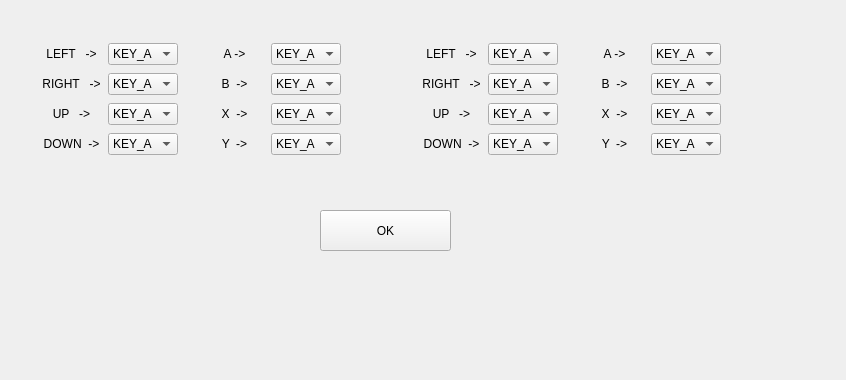
Before: the Qt Designer form JoystickToKeyboard/mainwindow.ui in Dajana9/JoystickToKeyboard, drawn with Qt 5.
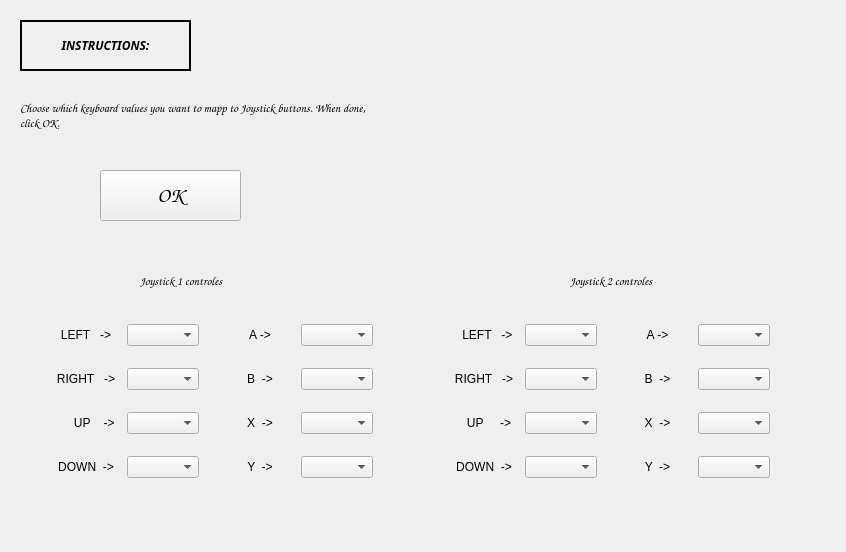
After: the same form once the commit is applied. Icons and pictures are not drawn.

Commit message: Fency part done :)

What changed in the file:
```diff
--- a/JoystickToKeyboard/mainwindow.ui
+++ b/JoystickToKeyboard/mainwindow.ui
@@ -7,9 +7,15 @@
     <x>0</x>
     <y>0</y>
     <width>846</width>
-    <height>380</height>
+    <height>552</height>
    </rect>
   </property>
+  <property name="sizePolicy">
+   <sizepolicy hsizetype="Preferred" vsizetype="Preferred">
+    <horstretch>0</horstretch>
+    <verstretch>0</verstretch>
+   </sizepolicy>
+  </property>
   <property name="windowTitle">
    <string>MainWindow</string>
   </property>
@@ -17,25 +23,151 @@
    <widget class="QPushButton" name="OkButton">
     <property name="geometry">
      <rect>
-      <x>320</x>
-      <y>210</y>
-      <width>131</width>
-      <height>41</height>
+      <x>100</x>
+      <y>170</y>
+      <width>141</width>
+      <height>51</height>
      </rect>
     </property>
+    <property name="font">
+     <font>
+      <family>Comic Sans MS</family>
+      <pointsize>16</pointsize>
+      <weight>75</weight>
+      <bold>true</bold>
+     </font>
+    </property>
     <property name="text">
      <string>OK</string>
     </property>
    </widget>
-   <widget class="QWidget" name="layoutWidget">
+   <widget class="QLabel" name="label_3">
     <property name="geometry">
      <rect>
-      <x>30</x>
-      <y>30</y>
-      <width>322</width>
-      <height>138</height>
+      <x>420</x>
+      <y>20</y>
+      <width>341</width>
+      <height>211</height>
      </rect>
     </property>
+    <property name="whatsThis">
+     <string>&lt;html&gt;&lt;head/&gt;&lt;body&gt;&lt;p align=&quot;justify&quot;&gt;&lt;img src=&quot;:/gamecontroler.jpg&quot;/&gt;&lt;/p&gt;&lt;/body&gt;&lt;/html&gt;</string>
+    </property>
+    <property name="text">
+     <string/>
+    </property>
+    <property name="pixmap">
+     <pixmap resource="resource.qrc">:/gamecontroler.jpg</pixmap>
+    </property>
+    <property name="scaledContents">
+     <bool>true</bool>
+    </property>
+   </widget>
+   <widget class="QLabel" name="label_4">
+    <property name="geometry">
+     <rect>
+      <x>140</x>
+      <y>271</y>
+      <width>151</width>
+      <height>20</height>
+     </rect>
+    </property>
+    <property name="font">
+     <font>
+      <family>Comic Sans MS</family>
+      <weight>75</weight>
+      <italic>true</italic>
+      <bold>true</bold>
+     </font>
+    </property>
+    <property name="text">
+     <string>Joystick 1 controles</string>
+    </property>
+   </widget>
+   <widget class="QLabel" name="label_6">
+    <property name="geometry">
+     <rect>
+      <x>20</x>
+      <y>20</y>
+      <width>171</width>
+      <height>51</height>
+     </rect>
+    </property>
+    <property name="font">
+     <font>
+      <family>Purisa</family>
+      <weight>75</weight>
+      <italic>true</italic>
+      <bold>true</bold>
+     </font>
+    </property>
+    <property name="frameShape">
+     <enum>QFrame::WinPanel</enum>
+    </property>
+    <property name="text">
+     <string>INSTRUCTIONS:</string>
+    </property>
+    <property name="textFormat">
+     <enum>Qt::RichText</enum>
+    </property>
+    <property name="alignment">
+     <set>Qt::AlignCenter</set>
+    </property>
+   </widget>
+   <widget class="QLabel" name="label_7">
+    <property name="geometry">
+     <rect>
+      <x>20</x>
+      <y>80</y>
+      <width>351</width>
+      <height>71</height>
+     </rect>
+    </property>
+    <property name="font">
+     <font>
+      <family>Comic Sans MS</family>
+      <italic>false</italic>
+     </font>
+    </property>
+    <property name="text">
+     <string>Choose which keyboard values you want to mapp to Joystick buttons. When done, click OK.</string>
+    </property>
+    <property name="wordWrap">
+     <bool>true</bool>
+    </property>
+   </widget>
+   <widget class="QLabel" name="label_8">
+    <property name="geometry">
+     <rect>
+      <x>570</x>
+      <y>271</y>
+      <width>151</width>
+      <height>20</height>
+     </rect>
+    </property>
+    <property name="font">
+     <font>
+      <family>Comic Sans MS</family>
+      <weight>75</weight>
+      <italic>true</italic>
+      <bold>true</bold>
+     </font>
+    </property>
+    <property name="text">
+     <string>Joystick 2 controles</string>
+    </property>
+   </widget>
+   <widget class="QWidget" name="">
+    <property name="geometry">
+     <rect>
+      <x>40</x>
+      <y>297</y>
+      <width>741</width>
+      <height>211</height>
+     </rect>
+    </property>
+    <layout class="QHBoxLayout" name="horizontalLayout_3">
+     <item>
     <layout class="QHBoxLayout" name="horizontalLayout_16">
      <item>
       <layout class="QVBoxLayout" name="verticalLayout">
@@ -53,26 +185,18 @@
          </item>
          <item>
           <widget class="QComboBox" name="LeftBox">
-           <item>
-            <property name="text">
-             <string>KEY_A</string>
-            </property>
-           </item>
-           <item>
-            <property name="text">
-             <string>KEY_B</string>
-            </property>
-           </item>
-           <item>
-            <property name="text">
-             <string>KEY_C</string>
-            </property>
-           </item>
-           <item>
-            <property name="text">
-             <string>KEY_D</string>
-            </property>
-           </item>
+             <property name="sizePolicy">
+              <sizepolicy hsizetype="Fixed" vsizetype="Fixed">
+               <horstretch>0</horstretch>
+               <verstretch>0</verstretch>
+              </sizepolicy>
+             </property>
+             <property name="minimumSize">
+              <size>
+               <width>5</width>
+               <height>5</height>
+              </size>
+             </property>
           </widget>
          </item>
         </layout>
@@ -91,26 +215,12 @@
          </item>
          <item>
           <widget class="QComboBox" name="RightBox">
-           <item>
-            <property name="text">
-             <string>KEY_A</string>
-            </property>
-           </item>
-           <item>
-            <property name="text">
-             <string>KEY_B</string>
-            </property>
-           </item>
-           <item>
-            <property name="text">
-             <string>KEY_C</string>
-            </property>
-           </item>
-           <item>
-            <property name="text">
-             <string>KEY_D</string>
-            </property>
-           </item>
+             <property name="sizePolicy">
+              <sizepolicy hsizetype="Fixed" vsizetype="Fixed">
+               <horstretch>0</horstretch>
+               <verstretch>0</verstretch>
+              </sizepolicy>
+             </property>
           </widget>
          </item>
         </layout>
@@ -120,7 +230,7 @@
          <item>
           <widget class="QLabel" name="label_10">
            <property name="text">
-            <string>UP   -&gt;</string>
+              <string>     UP    -&gt;</string>
            </property>
            <property name="alignment">
             <set>Qt::AlignCenter</set>
@@ -129,26 +239,12 @@
          </item>
          <item>
           <widget class="QComboBox" name="UpBox">
-           <item>
-            <property name="text">
-             <string>KEY_A</string>
-            </property>
-           </item>
-           <item>
-            <property name="text">
-             <string>KEY_B</string>
-            </property>
-           </item>
-           <item>
-            <property name="text">
-             <string>KEY_C</string>
-            </property>
-           </item>
-           <item>
-            <property name="text">
-             <string>KEY_D</string>
-            </property>
-           </item>
+             <property name="sizePolicy">
+              <sizepolicy hsizetype="Fixed" vsizetype="Fixed">
+               <horstretch>0</horstretch>
+               <verstretch>0</verstretch>
+              </sizepolicy>
+             </property>
           </widget>
          </item>
         </layout>
@@ -167,26 +263,12 @@
          </item>
          <item>
           <widget class="QComboBox" name="DownBox">
-           <item>
-            <property name="text">
-             <string>KEY_A</string>
-            </property>
-           </item>
-           <item>
-            <property name="text">
-             <string>KEY_B</string>
-            </property>
-           </item>
-           <item>
-            <property name="text">
-             <string>KEY_C</string>
-            </property>
-           </item>
-           <item>
-            <property name="text">
-             <string>KEY_D</string>
-            </property>
-           </item>
+             <property name="sizePolicy">
+              <sizepolicy hsizetype="Fixed" vsizetype="Fixed">
+               <horstretch>0</horstretch>
+               <verstretch>0</verstretch>
+              </sizepolicy>
+             </property>
           </widget>
          </item>
         </layout>
@@ -222,26 +304,12 @@
          </item>
          <item>
           <widget class="QComboBox" name="ABox">
-           <item>
-            <property name="text">
-             <string>KEY_A</string>
-            </property>
-           </item>
-           <item>
-            <property name="text">
-             <string>KEY_B</string>
-            </property>
-           </item>
-           <item>
-            <property name="text">
-             <string>KEY_C</string>
-            </property>
-           </item>
-           <item>
-            <property name="text">
-             <string>KEY_D</string>
-            </property>
-           </item>
+             <property name="sizePolicy">
+              <sizepolicy hsizetype="Fixed" vsizetype="Fixed">
+               <horstretch>0</horstretch>
+               <verstretch>0</verstretch>
+              </sizepolicy>
+             </property>
           </widget>
          </item>
         </layout>
@@ -260,26 +328,12 @@
          </item>
          <item>
           <widget class="QComboBox" name="BBox">
-           <item>
-            <property name="text">
-             <string>KEY_A</string>
-            </property>
-           </item>
-           <item>
-            <property name="text">
-             <string>KEY_B</string>
-            </property>
-           </item>
-           <item>
-            <property name="text">
-             <string>KEY_C</string>
-            </property>
-           </item>
-           <item>
-            <property name="text">
-             <string>KEY_D</string>
-            </property>
-           </item>
+             <property name="sizePolicy">
+              <sizepolicy hsizetype="Fixed" vsizetype="Fixed">
+               <horstretch>0</horstretch>
+               <verstretch>0</verstretch>
+              </sizepolicy>
+             </property>
           </widget>
          </item>
         </layout>
@@ -298,26 +352,12 @@
          </item>
          <item>
           <widget class="QComboBox" name="XBox">
-           <item>
-            <property name="text">
-             <string>KEY_A</string>
-            </property>
-           </item>
-           <item>
-            <property name="text">
-             <string>KEY_B</string>
-            </property>
-           </item>
-           <item>
-            <property name="text">
-             <string>KEY_C</string>
-            </property>
-           </item>
-           <item>
-            <property name="text">
-             <string>KEY_D</string>
-            </property>
-           </item>
+             <property name="sizePolicy">
+              <sizepolicy hsizetype="Fixed" vsizetype="Fixed">
+               <horstretch>0</horstretch>
+               <verstretch>0</verstretch>
+              </sizepolicy>
+             </property>
           </widget>
          </item>
         </layout>
@@ -336,26 +376,12 @@
          </item>
          <item>
           <widget class="QComboBox" name="YBox">
-           <item>
-            <property name="text">
-             <string>KEY_A</string>
-            </property>
-           </item>
-           <item>
-            <property name="text">
-             <string>KEY_B</string>
-            </property>
-           </item>
-           <item>
-            <property name="text">
-             <string>KEY_C</string>
-            </property>
-           </item>
-           <item>
-            <property name="text">
-             <string>KEY_D</string>
-            </property>
-           </item>
+             <property name="sizePolicy">
+              <sizepolicy hsizetype="Fixed" vsizetype="Fixed">
+               <horstretch>0</horstretch>
+               <verstretch>0</verstretch>
+              </sizepolicy>
+             </property>
           </widget>
          </item>
         </layout>
@@ -363,16 +389,24 @@
       </layout>
      </item>
     </layout>
-   </widget>
-   <widget class="QWidget" name="layoutWidget_2">
-    <property name="geometry">
-     <rect>
-      <x>410</x>
-      <y>30</y>
-      <width>322</width>
-      <height>138</height>
-     </rect>
-    </property>
+     </item>
+     <item>
+      <spacer name="verticalSpacer_3">
+       <property name="orientation">
+        <enum>Qt::Vertical</enum>
+       </property>
+       <property name="sizeType">
+        <enum>QSizePolicy::Maximum</enum>
+       </property>
+       <property name="sizeHint" stdset="0">
+        <size>
+         <width>70</width>
+         <height>60</height>
+        </size>
+       </property>
+      </spacer>
+     </item>
+     <item>
     <layout class="QHBoxLayout" name="horizontalLayout_17">
      <item>
       <layout class="QVBoxLayout" name="verticalLayout_3">
@@ -381,7 +415,7 @@
          <item>
           <widget class="QLabel" name="label_2">
            <property name="text">
-            <string>LEFT   -&gt;</string>
+              <string>  LEFT   -&gt;</string>
            </property>
            <property name="alignment">
             <set>Qt::AlignCenter</set>
@@ -390,26 +424,12 @@
          </item>
          <item>
           <widget class="QComboBox" name="LeftBox_2">
-           <item>
-            <property name="text">
-             <string>KEY_A</string>
-            </property>
-           </item>
-           <item>
-            <property name="text">
-             <string>KEY_B</string>
-            </property>
-           </item>
-           <item>
-            <property name="text">
-             <string>KEY_C</string>
-            </property>
-           </item>
-           <item>
-            <property name="text">
-             <string>KEY_D</string>
-            </property>
-           </item>
+             <property name="sizePolicy">
+              <sizepolicy hsizetype="Fixed" vsizetype="Fixed">
+               <horstretch>0</horstretch>
+               <verstretch>0</verstretch>
+              </sizepolicy>
+             </property>
           </widget>
          </item>
         </layout>
@@ -428,26 +448,12 @@
          </item>
          <item>
           <widget class="QComboBox" name="RightBox_2">
-           <item>
-            <property name="text">
-             <string>KEY_A</string>
-            </property>
-           </item>
-           <item>
-            <property name="text">
-             <string>KEY_B</string>
-            </property>
-           </item>
-           <item>
-            <property name="text">
-             <string>KEY_C</string>
-            </property>
-           </item>
-           <item>
-            <property name="text">
-             <string>KEY_D</string>
-            </property>
-           </item>
+             <property name="sizePolicy">
+              <sizepolicy hsizetype="Fixed" vsizetype="Fixed">
+               <horstretch>0</horstretch>
+               <verstretch>0</verstretch>
+              </sizepolicy>
+             </property>
           </widget>
          </item>
         </layout>
@@ -457,7 +463,7 @@
          <item>
           <widget class="QLabel" name="label_17">
            <property name="text">
-            <string>UP   -&gt;</string>
+              <string>    UP     -&gt; </string>
            </property>
            <property name="alignment">
             <set>Qt::AlignCenter</set>
@@ -466,26 +472,12 @@
          </item>
          <item>
           <widget class="QComboBox" name="UpBox_2">
-           <item>
-            <property name="text">
-             <string>KEY_A</string>
-            </property>
-           </item>
-           <item>
-            <property name="text">
-             <string>KEY_B</string>
-            </property>
-           </item>
-           <item>
-            <property name="text">
-             <string>KEY_C</string>
-            </property>
-           </item>
-           <item>
-            <property name="text">
-             <string>KEY_D</string>
-            </property>
-           </item>
+             <property name="sizePolicy">
+              <sizepolicy hsizetype="Fixed" vsizetype="Fixed">
+               <horstretch>0</horstretch>
+               <verstretch>0</verstretch>
+              </sizepolicy>
+             </property>
           </widget>
          </item>
         </layout>
@@ -504,26 +496,12 @@
          </item>
          <item>
           <widget class="QComboBox" name="DownBox_2">
-           <item>
-            <property name="text">
-             <string>KEY_A</string>
-            </property>
-           </item>
-           <item>
-            <property name="text">
-             <string>KEY_B</string>
-            </property>
-           </item>
-           <item>
-            <property name="text">
-             <string>KEY_C</string>
-            </property>
-           </item>
-           <item>
-            <property name="text">
-             <string>KEY_D</string>
-            </property>
-           </item>
+             <property name="sizePolicy">
+              <sizepolicy hsizetype="Fixed" vsizetype="Fixed">
+               <horstretch>0</horstretch>
+               <verstretch>0</verstretch>
+              </sizepolicy>
+             </property>
           </widget>
          </item>
         </layout>
@@ -559,26 +537,12 @@
          </item>
          <item>
           <widget class="QComboBox" name="ABox_2">
-           <item>
-            <property name="text">
-             <string>KEY_A</string>
-            </property>
-           </item>
-           <item>
-            <property name="text">
-             <string>KEY_B</string>
-            </property>
-           </item>
-           <item>
-            <property name="text">
-             <string>KEY_C</string>
-            </property>
-           </item>
-           <item>
-            <property name="text">
-             <string>KEY_D</string>
-            </property>
-           </item>
+             <property name="sizePolicy">
+              <sizepolicy hsizetype="Fixed" vsizetype="Fixed">
+               <horstretch>0</horstretch>
+               <verstretch>0</verstretch>
+              </sizepolicy>
+             </property>
           </widget>
          </item>
         </layout>
@@ -597,26 +561,12 @@
          </item>
          <item>
           <widget class="QComboBox" name="BBox_2">
-           <item>
-            <property name="text">
-             <string>KEY_A</string>
-            </property>
-           </item>
-           <item>
-            <property name="text">
-             <string>KEY_B</string>
-            </property>
-           </item>
-           <item>
-            <property name="text">
-             <string>KEY_C</string>
-            </property>
-           </item>
-           <item>
-            <property name="text">
-             <string>KEY_D</string>
-            </property>
-           </item>
+             <property name="sizePolicy">
+              <sizepolicy hsizetype="Fixed" vsizetype="Fixed">
+               <horstretch>0</horstretch>
+               <verstretch>0</verstretch>
+              </sizepolicy>
+             </property>
           </widget>
          </item>
         </layout>
@@ -635,26 +585,12 @@
          </item>
          <item>
           <widget class="QComboBox" name="XBox_2">
-           <item>
-            <property name="text">
-             <string>KEY_A</string>
-            </property>
-           </item>
-           <item>
-            <property name="text">
-             <string>KEY_B</string>
-            </property>
-           </item>
-           <item>
-            <property name="text">
-             <string>KEY_C</string>
-            </property>
-           </item>
-           <item>
-            <property name="text">
-             <string>KEY_D</string>
-            </property>
-           </item>
+             <property name="sizePolicy">
+              <sizepolicy hsizetype="Fixed" vsizetype="Fixed">
+               <horstretch>0</horstretch>
+               <verstretch>0</verstretch>
+              </sizepolicy>
+             </property>
           </widget>
          </item>
         </layout>
@@ -673,27 +609,15 @@
          </item>
          <item>
           <widget class="QComboBox" name="YBox_2">
-           <item>
-            <property name="text">
-             <string>KEY_A</string>
-            </property>
-           </item>
-           <item>
-            <property name="text">
-             <string>KEY_B</string>
-            </property>
-           </item>
-           <item>
-            <property name="text">
-             <string>KEY_C</string>
-            </property>
-           </item>
-           <item>
-            <property name="text">
-             <string>KEY_D</string>
-            </property>
-           </item>
-          </widget>
+             <property name="sizePolicy">
+              <sizepolicy hsizetype="Fixed" vsizetype="Fixed">
+               <horstretch>0</horstretch>
+               <verstretch>0</verstretch>
+              </sizepolicy>
+             </property>
+            </widget>
+           </item>
+          </layout>
          </item>
         </layout>
        </item>
```
Left out of the diff: 10 changed lines with no effect on the pictures. Lines whose indentation alone changed are shown as unchanged. The commit also changes 7 other files.
